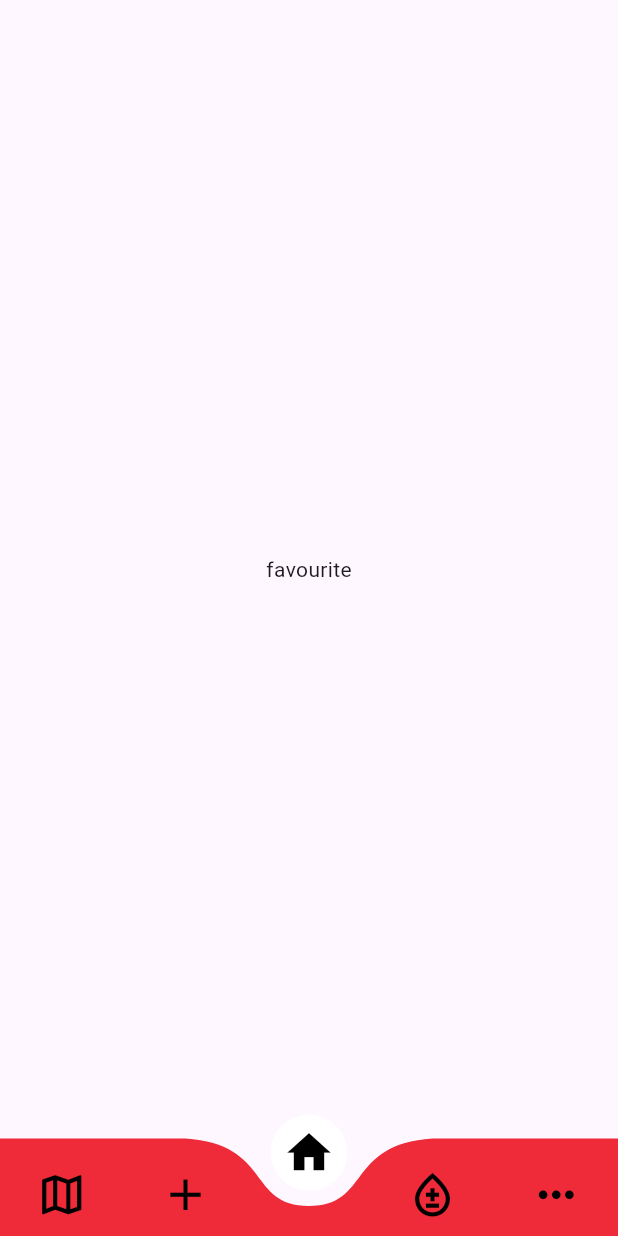
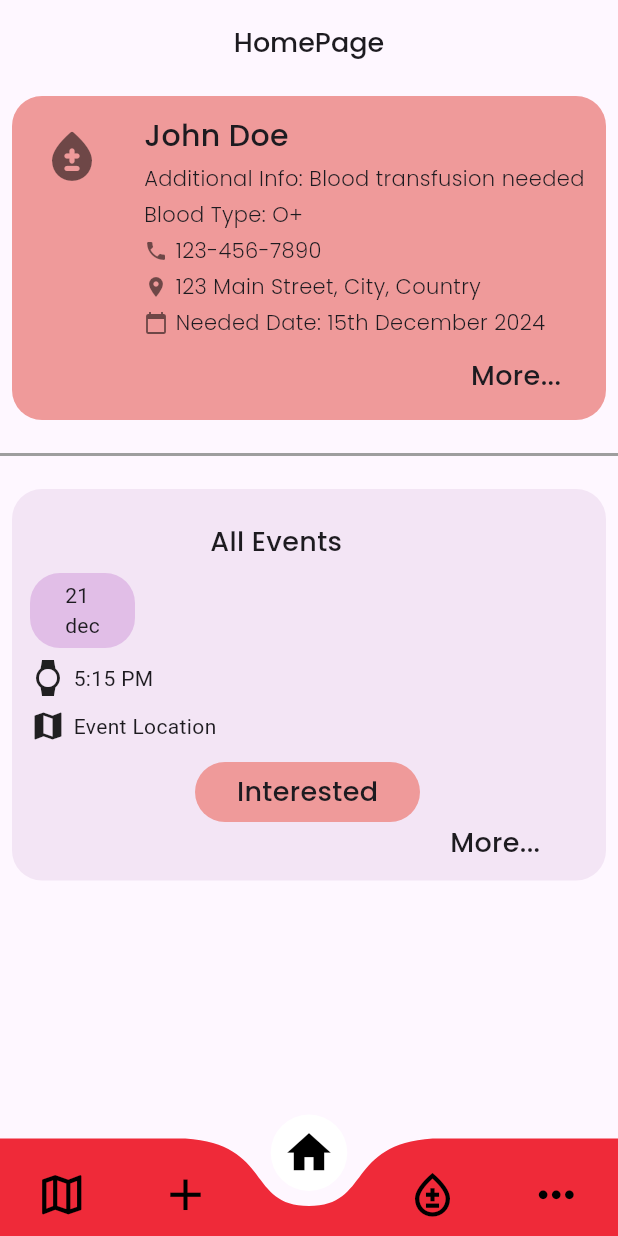
Before and after one commit to Pakhrin007/BloodLife, a Flutter app: the screen it shows once a user with an empty profile is signed in, on a phone screen of 412 x 824 dp. Run offline on Flutter 3.47's test engine with Material 3 defaults, Android fonts, the phone set to English and light mode, and no system bars; drawn by our look-alikes of curved_navigation_bar; our stand-ins replace animated_splash_screen, cached_network_image, cloud_firestore, file_picker, firebase_auth, firebase_core and 5 more; missing offline and left inert: cloudinary_public; accounts and stored records are empty.

Commit message:
Homepage

```diff
--- a/lib/DonorsSectionPages/dashboard.dart
+++ b/lib/DonorsSectionPages/dashboard.dart
@@ -1,5 +1,5 @@
 import 'package:bloodlife/Dummypages/bloodrequestpages.dart';
-import 'package:bloodlife/Dummypages/fav.dart';
+import 'package:bloodlife/Dummypages/Homepage.dart';
 import 'package:bloodlife/Dummypages/more.dart';
 import 'package:bloodlife/Dummypages/events.dart';
 import 'package:bloodlife/mappages/maps.dart';
@@ -19,7 +19,7 @@ class _DashboardState extends State<Dashboard> {
   final screen = [
     const MapPage(),
     const EventsPage(),
-    const Fav(),
+    const Homepage(),
     Bloodrequestpage(),
     const More()
   ];
--- /dev/null
+++ b/lib/Dummypages/Homepage.dart
@@ -0,0 +1,266 @@
+import 'package:bloodlife/Dummypages/bloodrequestpages.dart';
+import 'package:bloodlife/Dummypages/events.dart';
+import 'package:flutter/material.dart';
+
+class Homepage extends StatefulWidget {
+  const Homepage({super.key});
+
+  @override
+  State<Homepage> createState() => _HomepageState();
+}
+
+class _HomepageState extends State<Homepage> {
+  @override
+  Widget build(BuildContext context) {
+    return Scaffold(
+      appBar: AppBar(
+        title: const Text(
+          "HomePage",
+          style: TextStyle(fontSize: 18, fontFamily: 'Poppins-Medium'),
+        ),
+        centerTitle: true,
+      ),
+      body: SingleChildScrollView(
+        child: Column(
+          children: [
+            GestureDetector(
+              onTap: () {
+                Navigator.push(
+                  context,
+                  MaterialPageRoute(builder: (context) => Bloodrequestpage()),
+                );
+              },
+              child: Container(
+                margin: const EdgeInsets.all(8.0),
+                padding: const EdgeInsets.all(12.0),
+                decoration: BoxDecoration(
+                  color: Colors.red.shade200,
+                  borderRadius: BorderRadius.circular(20),
+                ),
+                child: Row(
+                  crossAxisAlignment: CrossAxisAlignment.start,
+                  children: [
+                    const Padding(
+                      padding: EdgeInsets.all(8.0),
+                      child: Icon(Icons.bloodtype_rounded,
+                          size: 40, color: Colors.black54),
+                    ),
+                    const SizedBox(width: 20),
+                    Expanded(
+                      child: Column(
+                        crossAxisAlignment: CrossAxisAlignment.start,
+                        children: [
+                          const Text(
+                            "John Doe",
+                            style: TextStyle(
+                                fontFamily: 'Poppins-Medium', fontSize: 20),
+                          ),
+                          const SizedBox(height: 4),
+                          const Text(
+                            "Additional Info: Blood transfusion needed",
+                            style: TextStyle(fontFamily: 'Poppins-Light'),
+                          ),
+                          const SizedBox(height: 4),
+                          const Text(
+                            "Blood Type: O+",
+                            style: TextStyle(fontFamily: 'Poppins-Light'),
+                          ),
+                          const SizedBox(height: 4),
+                          Row(
+                            children: const [
+                              Icon(Icons.phone,
+                                  size: 16, color: Colors.black54),
+                              SizedBox(width: 5),
+                              Text(
+                                "123-456-7890",
+                                style: TextStyle(fontFamily: 'Poppins-Light'),
+                              ),
+                            ],
+                          ),
+                          const SizedBox(height: 4),
+                          Row(
+                            children: const [
+                              Icon(Icons.location_on,
+                                  size: 16, color: Colors.black54),
+                              SizedBox(width: 5),
+                              Text(
+                                "123 Main Street, City, Country",
+                                style: TextStyle(fontFamily: 'Poppins-Light'),
+                              ),
+                            ],
+                          ),
+                          const SizedBox(height: 4),
+                          Row(
+                            children: const [
+                              Icon(Icons.calendar_today,
+                                  size: 16, color: Colors.black54),
+                              SizedBox(width: 5),
+                              Text(
+                                "Needed Date: 15th December 2024",
+                                style: TextStyle(fontFamily: 'Poppins-Light'),
+                              ),
+                            ],
+                          ),
+                          const SizedBox(height: 8),
+                          GestureDetector(
+                            onTap: () {
+                              showDialog(
+                                context: context,
+                                builder: (BuildContext context) {
+                                  return AlertDialog(
+                                    title: const Text(
+                                      "More Info",
+                                      style: TextStyle(
+                                        fontFamily: "Poppins-Medium",
+                                        fontSize: 20,
+                                        color: Colors.blue,
+                                      ),
+                                    ),
+                                    content: const Text(
+                                      "Here is some more information regarding the blood request.",
+                                      style: TextStyle(
+                                        fontFamily: "Poppins-Light",
+                                        fontSize: 16,
+                                        color: Colors.black87,
+                                      ),
+                                    ),
+                                    actions: [
+                                      TextButton(
+                                        onPressed: () {
+                                          Navigator.of(context).pop();
+                                        },
+                                        child: const Text(
+                                          "OK",
+                                          style: TextStyle(
+                                            fontFamily: "Poppins-Medium",
+                                            fontSize: 16,
+                                            color: Colors.blue,
+                                          ),
+                                        ),
+                                      ),
+                                    ],
+                                  );
+                                },
+                              );
+                            },
+                            child: Padding(
+                              padding: const EdgeInsets.only(left: 200),
+                              child: Container(
+                                height: 35,
+                                width: 120,
+                                child: const Center(
+                                  child: Text(
+                                    "More...",
+                                    style: TextStyle(
+                                      fontFamily: 'Poppins-Medium',
+                                      fontSize: 18,
+                                    ),
+                                  ),
+                                ),
+                              ),
+                            ),
+                          ),
+                        ],
+                      ),
+                    ),
+                  ],
+                ),
+              ),
+            ),
+            const Divider(
+              color: Colors.grey,
+              height: 30,
+              thickness: 2,
+            ),
+            GestureDetector(
+              onTap: () {
+                Navigator.push(
+                  context,
+                  MaterialPageRoute(builder: (context) => EventsPage()),
+                );
+              },
+              child: Container(
+                margin: const EdgeInsets.all(8.0),
+                padding: const EdgeInsets.all(12.0),
+                decoration: BoxDecoration(
+                  color: Colors.purple.shade50,
+                  borderRadius: BorderRadius.circular(20),
+                ),
+                child: Row(
+                  children: [
+                    Column(
+                      crossAxisAlignment: CrossAxisAlignment.start,
+                      children: [
+                        Padding(
+                          padding: const EdgeInsets.only(left: 120, top: 10),
+                          child: const Text(
+                            "All Events",
+                            style: TextStyle(
+                                fontSize: 18, fontFamily: 'Poppins-Medium'),
+                          ),
+                        ),
+                        const SizedBox(height: 8),
+                        Container(
+                          height: 50,
+                          width: 70,
+                          decoration: BoxDecoration(
+                              color: Colors.purple.shade100,
+                              borderRadius: BorderRadius.circular(20)),
+                          child: const Center(child: Text("21\ndec")),
+                        ),
+                        const SizedBox(height: 8),
+                        Row(
+                          children: const [
+                            Icon(Icons.watch),
+                            SizedBox(width: 5),
+                            Text("5:15 PM"),
+                          ],
+                        ),
+                        const SizedBox(height: 8),
+                        Row(
+                          children: const [
+                            Icon(Icons.map),
+                            SizedBox(width: 5),
+                            Text("Event Location"),
+                          ],
+                        ),
+                        const SizedBox(height: 12),
+                        Padding(
+                          padding: const EdgeInsets.only(left: 110),
+                          child: Container(
+                            height: 40,
+                            width: 150,
+                            decoration: BoxDecoration(
+                                color: Colors.red.shade200,
+                                borderRadius: BorderRadius.circular(20)),
+                            child: const Center(
+                              child: Text(
+                                "Interested",
+                                style: TextStyle(
+                                    fontSize: 18, fontFamily: 'Poppins-Medium'),
+                              ),
+                            ),
+                          ),
+                        ),
+                        Padding(
+                          padding: const EdgeInsets.only(left: 280, top: 1),
+                          child: Container(
+                            child: Text(
+                              "More...",
+                              style: TextStyle(
+                                  fontFamily: 'Poppins-Medium', fontSize: 18),
+                            ),
+                          ),
+                        )
+                      ],
+                    ),
+                  ],
+                ),
+              ),
+            ),
+          ],
+        ),
+      ),
+    );
+  }
+}
--- a/lib/Dummypages/fav.dart
+++ /dev/null
@@ -1,19 +0,0 @@
-import 'package:flutter/material.dart';
-
-class Fav extends StatefulWidget {
-  const Fav({super.key});
-
-  @override
-  State<Fav> createState() => _FavState();
-}
-
-class _FavState extends State<Fav> {
-  @override
-  Widget build(BuildContext context) {
-    return Center(
-      child: Container(
-        child: const Text("favourite"),
-      ),
-    );
-  }
-}
```
